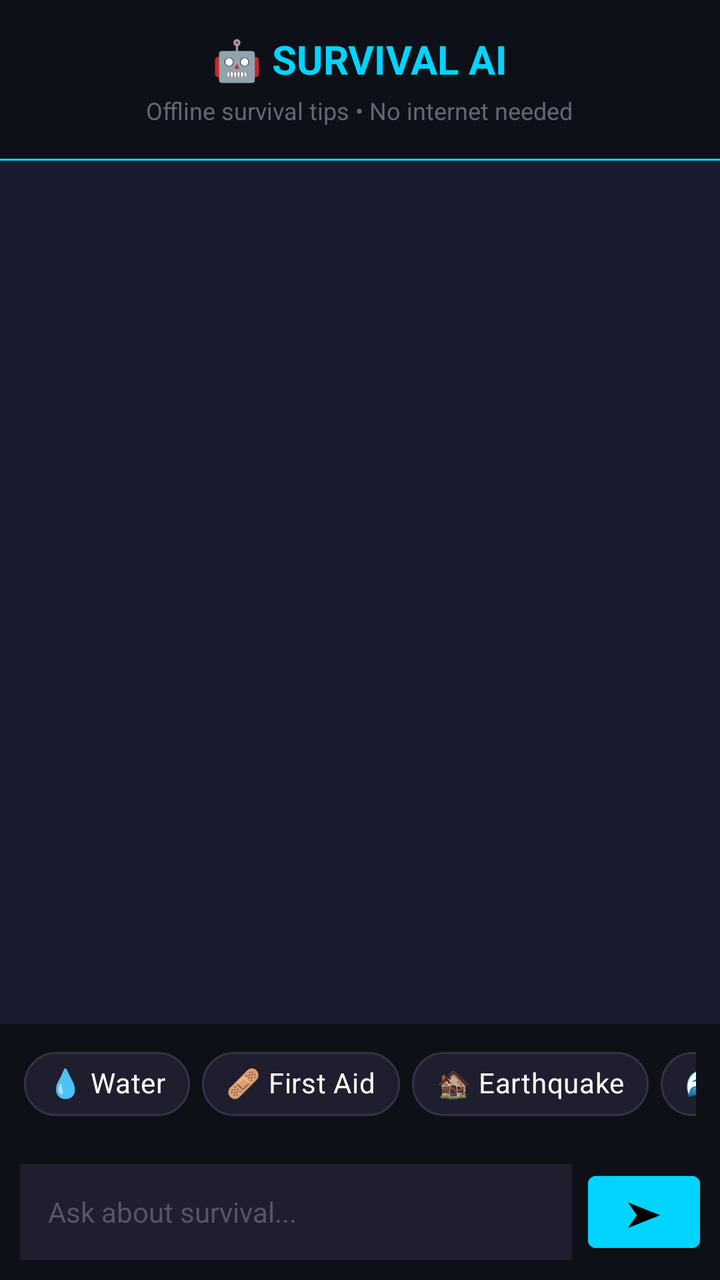
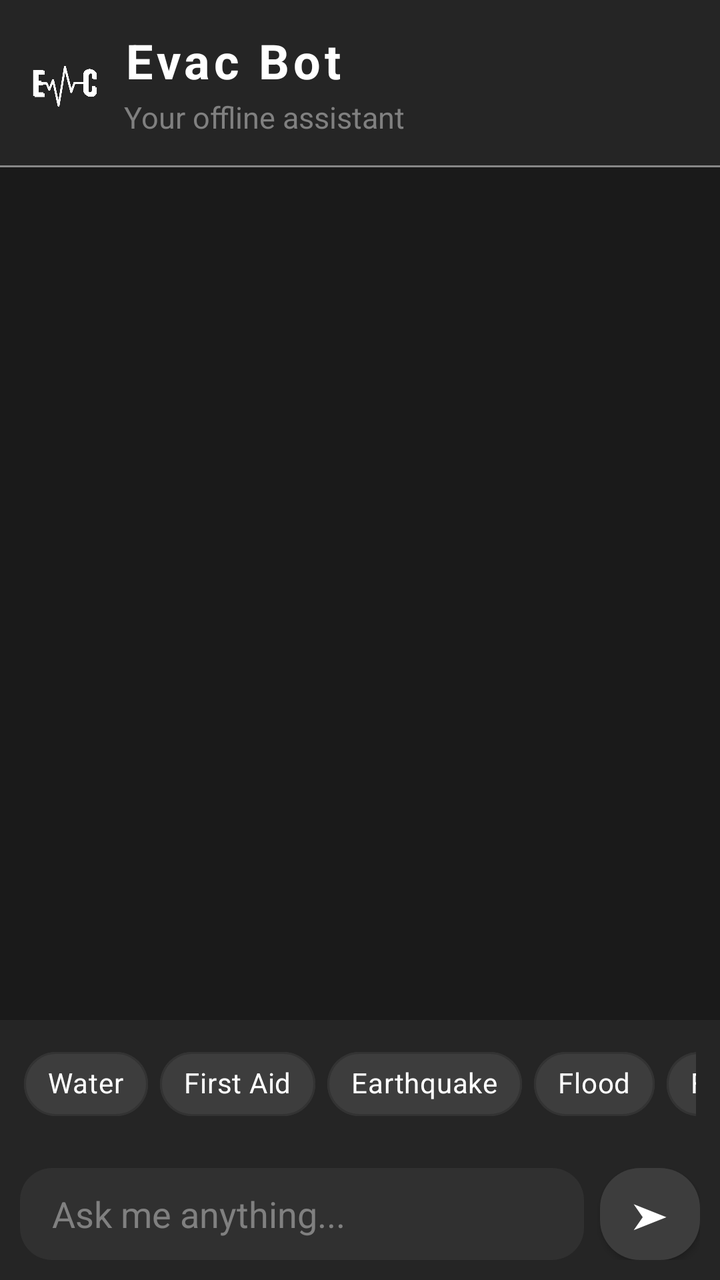

Compare the two renders of this Android layout. The source of the first and the diff that turns it into the second are given below.
<!-- AndroidManifest.xml: application theme Theme.Evac -->
<!-- res/layout/fragment_chat.xml -->
<?xml version="1.0" encoding="utf-8"?>
<LinearLayout xmlns:android="http://schemas.android.com/apk/res/android"
    xmlns:app="http://schemas.android.com/apk/res-auto"
    android:layout_width="match_parent"
    android:layout_height="match_parent"
    android:orientation="vertical"
    android:background="#1a1a2e">

    
    <LinearLayout
        android:layout_width="match_parent"
        android:layout_height="wrap_content"
        android:orientation="vertical"
        android:padding="16dp"
        android:background="#0D1117"
        android:gravity="center_horizontal">

        <TextView
            android:layout_width="wrap_content"
            android:layout_height="wrap_content"
            android:text="🤖 SURVIVAL AI"
            android:textSize="20sp"
            android:textColor="#00D4FF"
            android:textStyle="bold"/>

        <TextView
            android:layout_width="wrap_content"
            android:layout_height="wrap_content"
            android:text="Offline survival tips • No internet needed"
            android:textSize="12sp"
            android:textColor="#666677"
            android:layout_marginTop="4dp"/>
    </LinearLayout>

    <View
        android:layout_width="match_parent"
        android:layout_height="1dp"
        android:background="#00D4FF"/>

    
    <androidx.recyclerview.widget.RecyclerView
        android:id="@+id/rv_chat"
        android:layout_width="match_parent"
        android:layout_height="0dp"
        android:layout_weight="1"
        android:padding="12dp"
        android:clipToPadding="false"/>

    
    <HorizontalScrollView
        android:layout_width="match_parent"
        android:layout_height="wrap_content"
        android:scrollbars="none"
        android:paddingStart="12dp"
        android:paddingEnd="12dp"
        android:paddingTop="6dp"
        android:paddingBottom="6dp"
        android:background="#0D1117">

        <LinearLayout
            android:id="@+id/quick_actions"
            android:layout_width="wrap_content"
            android:layout_height="wrap_content"
            android:orientation="horizontal">

            <com.google.android.material.chip.Chip
                android:layout_width="wrap_content"
                android:layout_height="wrap_content"
                android:text="💧 Water"
                android:textColor="#FFFFFF"
                app:chipBackgroundColor="#1E1E2E"
                app:chipStrokeColor="#333344"
                app:chipStrokeWidth="1dp"
                android:onClick="onQuickChip"/>

            <com.google.android.material.chip.Chip
                android:layout_width="wrap_content"
                android:layout_height="wrap_content"
                android:text="🩹 First Aid"
                android:textColor="#FFFFFF"
                app:chipBackgroundColor="#1E1E2E"
                app:chipStrokeColor="#333344"
                app:chipStrokeWidth="1dp"
                android:layout_marginStart="6dp"
                android:onClick="onQuickChip"/>

            <com.google.android.material.chip.Chip
                android:layout_width="wrap_content"
                android:layout_height="wrap_content"
                android:text="🏚️ Earthquake"
                android:textColor="#FFFFFF"
                app:chipBackgroundColor="#1E1E2E"
                app:chipStrokeColor="#333344"
                app:chipStrokeWidth="1dp"
                android:layout_marginStart="6dp"
                android:onClick="onQuickChip"/>

            <com.google.android.material.chip.Chip
                android:layout_width="wrap_content"
                android:layout_height="wrap_content"
                android:text="🌊 Flood"
                android:textColor="#FFFFFF"
                app:chipBackgroundColor="#1E1E2E"
                app:chipStrokeColor="#333344"
                app:chipStrokeWidth="1dp"
                android:layout_marginStart="6dp"
                android:onClick="onQuickChip"/>

            <com.google.android.material.chip.Chip
                android:layout_width="wrap_content"
                android:layout_height="wrap_content"
                android:text="🔥 Fire"
                android:textColor="#FFFFFF"
                app:chipBackgroundColor="#1E1E2E"
                app:chipStrokeColor="#333344"
                app:chipStrokeWidth="1dp"
                android:layout_marginStart="6dp"
                android:onClick="onQuickChip"/>

            <com.google.android.material.chip.Chip
                android:layout_width="wrap_content"
                android:layout_height="wrap_content"
                android:text="❤️ CPR"
                android:textColor="#FFFFFF"
                app:chipBackgroundColor="#1E1E2E"
                app:chipStrokeColor="#333344"
                app:chipStrokeWidth="1dp"
                android:layout_marginStart="6dp"
                android:onClick="onQuickChip"/>

            <com.google.android.material.chip.Chip
                android:layout_width="wrap_content"
                android:layout_height="wrap_content"
                android:text="🧘 Panic"
                android:textColor="#FFFFFF"
                app:chipBackgroundColor="#1E1E2E"
                app:chipStrokeColor="#333344"
                app:chipStrokeWidth="1dp"
                android:layout_marginStart="6dp"
                android:onClick="onQuickChip"/>

        </LinearLayout>
    </HorizontalScrollView>

    
    <LinearLayout
        android:layout_width="match_parent"
        android:layout_height="wrap_content"
        android:orientation="horizontal"
        android:padding="10dp"
        android:background="#0D1117"
        android:gravity="center_vertical">

        <com.google.android.material.textfield.TextInputEditText
            android:id="@+id/et_chat_input"
            android:layout_width="0dp"
            android:layout_height="48dp"
            android:layout_weight="1"
            android:hint="Ask about survival..."
            android:textColor="#FFFFFF"
            android:textColorHint="#555566"
            android:background="#1E1E2E"
            android:paddingStart="14dp"
            android:paddingEnd="14dp"
            android:inputType="text"
            android:imeOptions="actionSend"
            android:singleLine="true"
            android:textSize="14sp"/>

        <com.google.android.material.button.MaterialButton
            android:id="@+id/btn_send"
            android:layout_width="56dp"
            android:layout_height="48dp"
            android:text="➤"
            android:textSize="18sp"
            android:layout_marginStart="8dp"
            android:backgroundTint="#00D4FF"
            android:textColor="#000000"/>
    </LinearLayout>

</LinearLayout>
<!-- resources referenced by this layout -->
<resources>
  <style name="Theme.Evac" parent="Theme.MaterialComponents.DayNight.NoActionBar">
          <item name="colorPrimary">@color/evac_accent</item>
          <item name="colorPrimaryDark">@color/evac_dark</item>
          <item name="colorAccent">@color/evac_accent</item>
          <item name="android:windowBackground">@color/evac_dark</item>
          <item name="android:statusBarColor">@color/evac_dark</item>
          <item name="android:navigationBarColor">@color/evac_dark</item>
      </style>
  <color name="evac_accent">#E94560</color>
  <color name="evac_dark">#1A1A2E</color>
</resources>

<!-- the commit's change to res/layout/fragment_chat.xml (unified diff, before → after) -->
@@ -4,38 +4,54 @@
     android:layout_width="match_parent"
     android:layout_height="match_parent"
     android:orientation="vertical"
-    android:background="#1a1a2e">
+    android:background="@drawable/bg_glass_surface">
 
     
     <LinearLayout
         android:layout_width="match_parent"
         android:layout_height="wrap_content"
-        android:orientation="vertical"
-        android:padding="16dp"
-        android:background="#0D1117"
-        android:gravity="center_horizontal">
-
-        <TextView
+        android:orientation="horizontal"
+        android:padding="14dp"
+        android:background="@drawable/bg_glass_bottom_nav"
+        android:gravity="center_vertical">
+
+        <ImageView
+            android:layout_width="36dp"
+            android:layout_height="36dp"
+            android:src="@drawable/ic_evac_logo"
+            android:tint="@color/evac_accent"
+            android:contentDescription="EVAC Logo"
+            android:layout_marginEnd="12dp" />
+
+        <LinearLayout
             android:layout_width="wrap_content"
             android:layout_height="wrap_content"
-            android:text="🤖 SURVIVAL AI"
-            android:textSize="20sp"
-            android:textColor="#00D4FF"
-            android:textStyle="bold"/>
-
-        <TextView
-            android:layout_width="wrap_content"
-            android:layout_height="wrap_content"
-            android:text="Offline survival tips • No internet needed"
-            android:textSize="12sp"
-            android:textColor="#666677"
-            android:layout_marginTop="4dp"/>
+            android:orientation="vertical">
+
+            <TextView
+                android:layout_width="wrap_content"
+                android:layout_height="wrap_content"
+                android:text="Evac Bot"
+                android:textSize="@dimen/text_title"
+                android:textColor="@color/evac_accent"
+                android:textStyle="bold"
+                android:letterSpacing="0.08"/>
+
+            <TextView
+                android:layout_width="wrap_content"
+                android:layout_height="wrap_content"
+                android:text="Your offline assistant"
+                android:textSize="@dimen/text_small"
+                android:textColor="@color/text_tertiary"
+                android:layout_marginTop="2dp"/>
+        </LinearLayout>
     </LinearLayout>
 
+    
     <View
         android:layout_width="match_parent"
         android:layout_height="1dp"
-        android:background="#00D4FF"/>
+        android:background="@color/glass_border_accent"/>
 
     
     <androidx.recyclerview.widget.RecyclerView
@@ -53,9 +69,9 @@
         android:scrollbars="none"
         android:paddingStart="12dp"
         android:paddingEnd="12dp"
-        android:paddingTop="6dp"
-        android:paddingBottom="6dp"
-        android:background="#0D1117">
+        android:paddingTop="8dp"
+        android:paddingBottom="8dp"
+        android:background="@drawable/bg_glass_bottom_nav">
 
         <LinearLayout
             android:id="@+id/quick_actions"
@@ -66,76 +82,83 @@
             <com.google.android.material.chip.Chip
                 android:layout_width="wrap_content"
                 android:layout_height="wrap_content"
-                android:text="💧 Water"
-                android:textColor="#FFFFFF"
-                app:chipBackgroundColor="#1E1E2E"
-                app:chipStrokeColor="#333344"
-                app:chipStrokeWidth="1dp"
-                android:onClick="onQuickChip"/>
-
-            <com.google.android.material.chip.Chip
-                android:layout_width="wrap_content"
-                android:layout_height="wrap_content"
-                android:text="🩹 First Aid"
-                android:textColor="#FFFFFF"
-                app:chipBackgroundColor="#1E1E2E"
-                app:chipStrokeColor="#333344"
-                app:chipStrokeWidth="1dp"
-                android:layout_marginStart="6dp"
-                android:onClick="onQuickChip"/>
-
-            <com.google.android.material.chip.Chip
-                android:layout_width="wrap_content"
-                android:layout_height="wrap_content"
-                android:text="🏚️ Earthquake"
-                android:textColor="#FFFFFF"
-                app:chipBackgroundColor="#1E1E2E"
-                app:chipStrokeColor="#333344"
-                app:chipStrokeWidth="1dp"
-                android:layout_marginStart="6dp"
-                android:onClick="onQuickChip"/>
-
-            <com.google.android.material.chip.Chip
-                android:layout_width="wrap_content"
-                android:layout_height="wrap_content"
-                android:text="🌊 Flood"
-                android:textColor="#FFFFFF"
-                app:chipBackgroundColor="#1E1E2E"
-                app:chipStrokeColor="#333344"
-                app:chipStrokeWidth="1dp"
-                android:layout_marginStart="6dp"
-                android:onClick="onQuickChip"/>
-
-            <com.google.android.material.chip.Chip
-                android:layout_width="wrap_content"
-                android:layout_height="wrap_content"
-                android:text="🔥 Fire"
-                android:textColor="#FFFFFF"
-                app:chipBackgroundColor="#1E1E2E"
-                app:chipStrokeColor="#333344"
-                app:chipStrokeWidth="1dp"
-                android:layout_marginStart="6dp"
-                android:onClick="onQuickChip"/>
-
-            <com.google.android.material.chip.Chip
-                android:layout_width="wrap_content"
-                android:layout_height="wrap_content"
-                android:text="❤️ CPR"
-                android:textColor="#FFFFFF"
-                app:chipBackgroundColor="#1E1E2E"
-                app:chipStrokeColor="#333344"
-                app:chipStrokeWidth="1dp"
-                android:layout_marginStart="6dp"
-                android:onClick="onQuickChip"/>
-
-            <com.google.android.material.chip.Chip
-                android:layout_width="wrap_content"
-                android:layout_height="wrap_content"
-                android:text="🧘 Panic"
-                android:textColor="#FFFFFF"
-                app:chipBackgroundColor="#1E1E2E"
-                app:chipStrokeColor="#333344"
-                app:chipStrokeWidth="1dp"
+                android:text="Water"
+                android:textColor="@color/text_primary"
+                app:chipBackgroundColor="@color/glass_surface_light"
+                app:chipStrokeColor="@color/glass_border"
+                app:chipStrokeWidth="1dp"
+                app:chipCornerRadius="20dp"
+                android:onClick="onQuickChip"/>
+
+            <com.google.android.material.chip.Chip
+                android:layout_width="wrap_content"
+                android:layout_height="wrap_content"
+                android:text="First Aid"
+                android:textColor="@color/text_primary"
+                app:chipBackgroundColor="@color/glass_surface_light"
+                app:chipStrokeColor="@color/glass_border"
+                app:chipStrokeWidth="1dp"
+                app:chipCornerRadius="20dp"
+                android:layout_marginStart="6dp"
+                android:onClick="onQuickChip"/>
+
+            <com.google.android.material.chip.Chip
+                android:layout_width="wrap_content"
+                android:layout_height="wrap_content"
+                android:text="Earthquake"
+                android:textColor="@color/text_primary"
+                app:chipBackgroundColor="@color/glass_surface_light"
+                app:chipStrokeColor="@color/glass_border"
+                app:chipStrokeWidth="1dp"
+                app:chipCornerRadius="20dp"
+                android:layout_marginStart="6dp"
+                android:onClick="onQuickChip"/>
+
+            <com.google.android.material.chip.Chip
+                android:layout_width="wrap_content"
+                android:layout_height="wrap_content"
+                android:text="Flood"
+                android:textColor="@color/text_primary"
+                app:chipBackgroundColor="@color/glass_surface_light"
+                app:chipStrokeColor="@color/glass_border"
+                app:chipStrokeWidth="1dp"
+                app:chipCornerRadius="20dp"
+                android:layout_marginStart="6dp"
+                android:onClick="onQuickChip"/>
+
+            <com.google.android.material.chip.Chip
+                android:layout_width="wrap_content"
+                android:layout_height="wrap_content"
+                android:text="Fire"
+                android:textColor="@color/text_primary"
+                app:chipBackgroundColor="@color/glass_surface_light"
+                app:chipStrokeColor="@color/glass_border"
+                app:chipStrokeWidth="1dp"
+                app:chipCornerRadius="20dp"
+                android:layout_marginStart="6dp"
+                android:onClick="onQuickChip"/>
+
+            <com.google.android.material.chip.Chip
+                android:layout_width="wrap_content"
+                android:layout_height="wrap_content"
+                android:text="CPR"
+                android:textColor="@color/text_primary"
+                app:chipBackgroundColor="@color/glass_surface_light"
+                app:chipStrokeColor="@color/glass_border"
+                app:chipStrokeWidth="1dp"
+                app:chipCornerRadius="20dp"
+                android:layout_marginStart="6dp"
+                android:onClick="onQuickChip"/>
+
+            <com.google.android.material.chip.Chip
+                android:layout_width="wrap_content"
+                android:layout_height="wrap_content"
+                android:text="Panic"
+                android:textColor="@color/text_primary"
+                app:chipBackgroundColor="@color/glass_surface_light"
+                app:chipStrokeColor="@color/glass_border"
+                app:chipStrokeWidth="1dp"
+                app:chipCornerRadius="20dp"
                 android:layout_marginStart="6dp"
                 android:onClick="onQuickChip"/>
 
@@ -148,34 +171,36 @@
         android:layout_height="wrap_content"
         android:orientation="horizontal"
         android:padding="10dp"
-        android:background="#0D1117"
+        android:background="@drawable/bg_glass_bottom_nav"
         android:gravity="center_vertical">
 
         <com.google.android.material.textfield.TextInputEditText
             android:id="@+id/et_chat_input"
             android:layout_width="0dp"
-            android:layout_height="48dp"
+            android:layout_height="46dp"
             android:layout_weight="1"
-            android:hint="Ask about survival..."
-            android:textColor="#FFFFFF"
-            android:textColorHint="#555566"
-            android:background="#1E1E2E"
-            android:paddingStart="14dp"
-            android:paddingEnd="14dp"
+            android:hint="Ask me anything..."
+            android:textColor="@color/text_primary"
+            android:textColorHint="@color/text_tertiary"
+            android:background="@drawable/bg_glass_input"
+            android:paddingStart="16dp"
+            android:paddingEnd="16dp"
             android:inputType="text"
             android:imeOptions="actionSend"
             android:singleLine="true"
-            android:textSize="14sp"/>
+            android:textSize="@dimen/text_body"/>
 
         <com.google.android.material.button.MaterialButton
             android:id="@+id/btn_send"
-            android:layout_width="56dp"
-            android:layout_height="48dp"
+            android:layout_width="50dp"
+            android:layout_height="46dp"
             android:text="➤"
             android:textSize="18sp"
             android:layout_marginStart="8dp"
-            android:backgroundTint="#00D4FF"
-            android:textColor="#000000"/>
+            android:background="@drawable/bg_glass_card_highlight"
+            android:textColor="@color/evac_accent"
+            app:backgroundTint="@null"
+            app:rippleColor="@color/evac_accent_glow"/>
     </LinearLayout>
 
 </LinearLayout>
<!-- resource entries referenced after the edit -->
@@ -1,14 +1,76 @@
 <!-- resources referenced by this layout -->
 <resources>
   <style name="Theme.Evac" parent="Theme.MaterialComponents.DayNight.NoActionBar">
+          
           <item name="colorPrimary">@color/evac_accent</item>
-          <item name="colorPrimaryDark">@color/evac_dark</item>
+          <item name="colorPrimaryDark">@color/evac_bg_deep</item>
           <item name="colorAccent">@color/evac_accent</item>
-          <item name="android:windowBackground">@color/evac_dark</item>
-          <item name="android:statusBarColor">@color/evac_dark</item>
-          <item name="android:navigationBarColor">@color/evac_dark</item>
+  
+          
+          <item name="android:colorBackground">@color/evac_bg_deep</item>
+          <item name="colorSurface">@color/evac_bg_primary</item>
+          <item name="colorOnSurface">@color/text_primary</item>
+  
+          
+          <item name="android:windowBackground">@color/evac_bg_deep</item>
+          <item name="android:statusBarColor">@color/evac_bg_deep</item>
+          <item name="android:navigationBarColor">@color/evac_bg_deep</item>
+  
+          
+          <item name="colorOnPrimary">@color/evac_bg_deep</item>
+  
+          
+          <item name="materialCardViewStyle">@style/GlassCard</item>
       </style>
-  <color name="evac_accent">#E94560</color>
-  <color name="evac_dark">#1A1A2E</color>
+  <color name="glass_surface_dark">#252525</color>
+  <dimen name="card_radius">20dp</dimen>
+  <color name="glass_surface_input">#303030</color>
+  <dimen name="button_radius">16dp</dimen>
+  <color name="evac_bg_deep">#1A1A1A</color>
+  <color name="evac_bg_primary">#222222</color>
+  <style name="GlassCard" parent="Widget.MaterialComponents.CardView">
+          <item name="cardBackgroundColor">@color/glass_surface</item>
+          <item name="cardCornerRadius">@dimen/card_radius</item>
+          <item name="cardElevation">0dp</item>
+          <item name="strokeWidth">0dp</item>
+      </style>
+  <color name="glass_surface">#333333</color>
+  <color name="evac_accent">#FFFFFF</color>
+  <color name="evac_accent_glow">#33FFFFFF</color>
+  <color name="glass_border">#333333</color>
+  <color name="glass_border_accent">#888888</color>
+  <color name="glass_surface_light">#3D3D3D</color>
+  <color name="text_primary">#FFFFFF</color>
+  <color name="text_tertiary">#808080</color>
+  <dimen name="text_body">18sp</dimen>
+  <dimen name="text_small">15sp</dimen>
+  <dimen name="text_title">24sp</dimen>
+  <!-- drawable bg_glass_bottom_nav (drawable) -->
+  <?xml version="1.0" encoding="utf-8"?>
+  <shape xmlns:android="http://schemas.android.com/apk/res/android"
+      android:shape="rectangle">
+      <solid android:color="@color/glass_surface_dark" />
+  </shape>
+  <!-- drawable bg_glass_card_highlight (drawable) -->
+  <?xml version="1.0" encoding="utf-8"?>
+  <shape xmlns:android="http://schemas.android.com/apk/res/android"
+      android:shape="rectangle">
+      <solid android:color="@color/glass_surface_light" />
+      <corners android:radius="@dimen/card_radius" />
+  </shape>
+  <!-- drawable bg_glass_input (drawable) -->
+  <?xml version="1.0" encoding="utf-8"?>
+  <shape xmlns:android="http://schemas.android.com/apk/res/android"
+      android:shape="rectangle">
+      <solid android:color="@color/glass_surface_input" />
+      <corners android:radius="@dimen/button_radius" />
+  </shape>
+  <!-- drawable bg_glass_surface (drawable) -->
+  <?xml version="1.0" encoding="utf-8"?>
+  <shape xmlns:android="http://schemas.android.com/apk/res/android"
+      android:shape="rectangle">
+      <solid android:color="@color/evac_bg_deep" />
+  </shape>
+  <!-- drawable ic_evac_logo: png bitmap (drawable, 80588 bytes) -->
 </resources>
 
